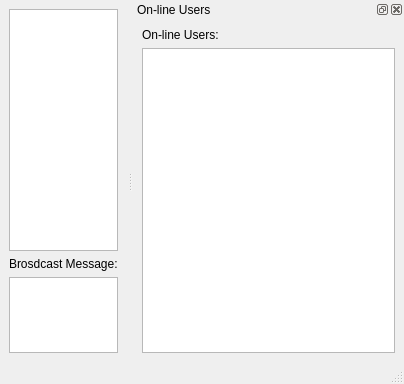
Above: mainwindow.ui from fromWannaCry/sshout-qt-client-code before the change. Below: the same form after it.
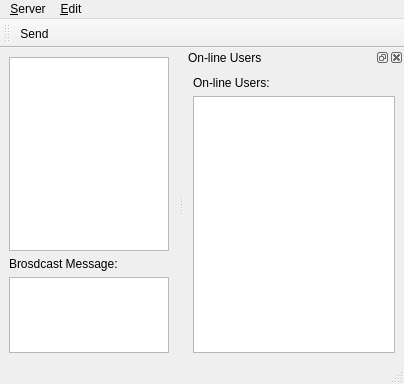
That is the form after the change.

Commit message: Implement press [Ctrl-]Enter to send message

```diff
--- a/mainwindow.ui
+++ b/mainwindow.ui
@@ -58,9 +58,37 @@
      <height>27</height>
     </rect>
    </property>
+   <widget class="QMenu" name="menu_server">
+    <property name="title">
+     <string>&amp;Server</string>
+    </property>
+    <addaction name="action_change_server"/>
+    <addaction name="action_logout"/>
+   </widget>
+   <widget class="QMenu" name="menu_edit">
+    <property name="title">
+     <string>&amp;Edit</string>
+    </property>
+    <addaction name="action_press_enter_to_send_message"/>
+    <addaction name="action_settings"/>
+   </widget>
+   <addaction name="menu_server"/>
+   <addaction name="menu_edit"/>
   </widget>
   <widget class="QStatusBar" name="statusbar"/>
   <widget class="QDockWidget" name="dockWidget_online_list">
+   <property name="minimumSize">
+    <size>
+     <width>80</width>
+     <height>152</height>
+    </size>
+   </property>
+   <property name="maximumSize">
+    <size>
+     <width>220</width>
+     <height>524287</height>
+    </size>
+   </property>
    <property name="windowTitle">
     <string>On-line Users</string>
    </property>
@@ -82,6 +110,49 @@
     </layout>
    </widget>
   </widget>
+  <widget class="QToolBar" name="toolBar">
+   <property name="windowTitle">
+    <string>toolBar</string>
+   </property>
+   <attribute name="toolBarArea">
+    <enum>TopToolBarArea</enum>
+   </attribute>
+   <attribute name="toolBarBreak">
+    <bool>false</bool>
+   </attribute>
+   <addaction name="action_send"/>
+  </widget>
+  <action name="action_press_enter_to_send_message">
+   <property name="checkable">
+    <bool>true</bool>
+   </property>
+   <property name="text">
+    <string>Press &amp;Enter to send message</string>
+   </property>
+  </action>
+  <action name="action_settings">
+   <property name="text">
+    <string>&amp;Settings ...</string>
+   </property>
+  </action>
+  <action name="action_change_server">
+   <property name="text">
+    <string>&amp;Change server</string>
+   </property>
+  </action>
+  <action name="action_logout">
+   <property name="text">
+    <string>&amp;Logout</string>
+   </property>
+  </action>
+  <action name="action_send">
+   <property name="text">
+    <string>&amp;Send</string>
+   </property>
+   <property name="toolTip">
+    <string>Send your message</string>
+   </property>
+  </action>
  </widget>
  <resources/>
  <connections/>
```
Left out of the diff: 56 changed lines with no effect on the pictures. The commit also changes 2 other files.
